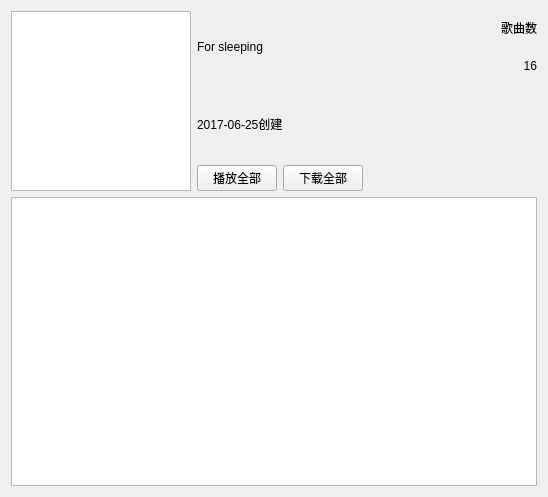
Old version of the form scrollContentWidget/usermusicwidget.ui in the repository tongtianli/QtMusicPlayer.
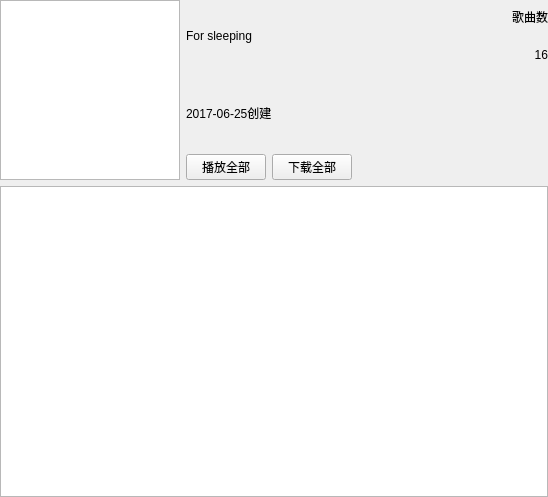
New version of the form. Custom widgets are drawn as their Qt base class.

```diff
--- a/scrollContentWidget/usermusicwidget.ui
+++ b/scrollContentWidget/usermusicwidget.ui
@@ -13,7 +13,19 @@
   <property name="windowTitle">
    <string>Form</string>
   </property>
-  <layout class="QVBoxLayout" name="verticalLayout_3">
+  <layout class="QVBoxLayout" name="verticalLayout_3" stretch="0,1">
+   <property name="leftMargin">
+    <number>0</number>
+   </property>
+   <property name="topMargin">
+    <number>0</number>
+   </property>
+   <property name="rightMargin">
+    <number>0</number>
+   </property>
+   <property name="bottomMargin">
+    <number>0</number>
+   </property>
    <item>
     <layout class="QHBoxLayout" name="horizontalLayout_3">
      <item>
```
Left out of the diff: 3 changed lines with no effect on the pictures.
